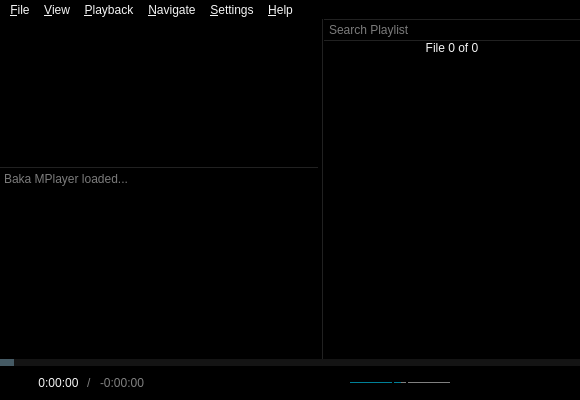
u8sand/Baka-MPlayer, file src/ui/mainwindow.ui: the form before one commit.
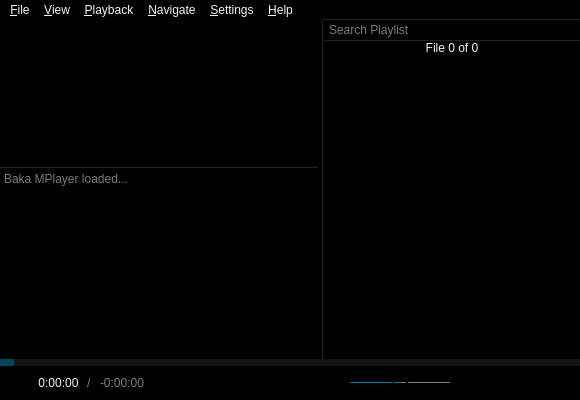
The form after the commit. Icons and pictures are not drawn. Custom widgets are drawn as their Qt base class.

Commit message: mainwindow.ui: change seekbar handle color

```diff
--- a/src/ui/mainwindow.ui
+++ b/src/ui/mainwindow.ui
@@ -431,7 +431,8 @@
 	height: 7px;
 }
 QSlider::handle:horizontal {
-	background: #455a64;
+	/* handle color */
+	background: #01455F;
 	width: 14px;
 }
 QSlider::groove:horizontal {
```
